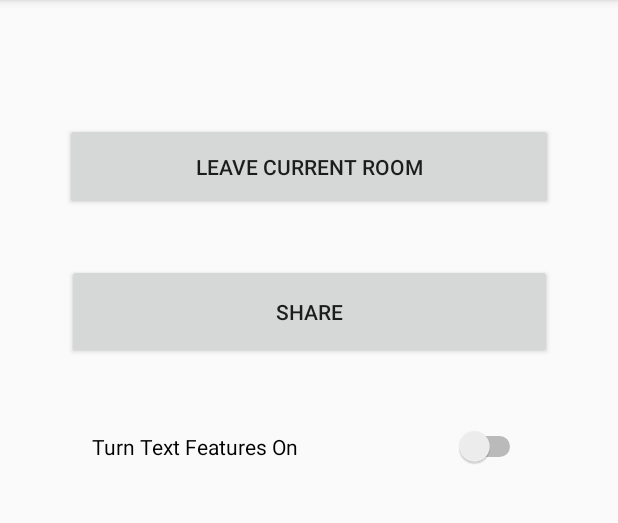
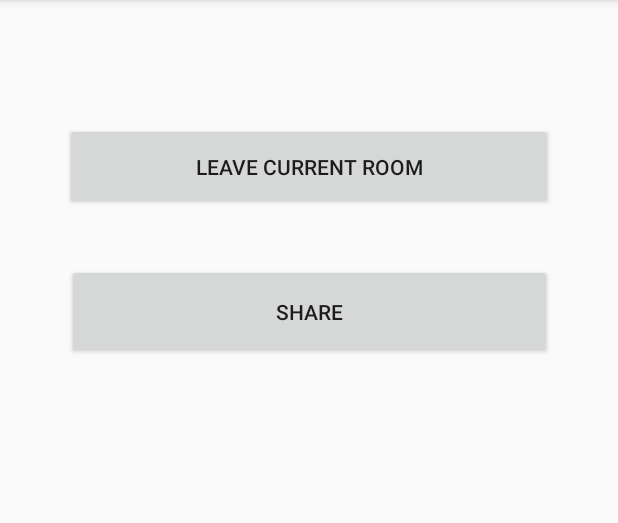
Before and after one commit to lrose07/ConCatApp, an Android app: the Settings screen opened directly, with no data from a screen before it, on a phone screen of 412 x 824 dp, the part 84-607 px from its top. Run offline under Robolectric (Android 15) with nearby library versions, the light colour scheme and no system bars; 1 statement that could not run was skipped.

Commit message:
got rid of switch for text

```diff
--- a/app/src/main/java/com/lrose07/concat/Settings.java
+++ b/app/src/main/java/com/lrose07/concat/Settings.java
@@ -13,7 +13,6 @@ public class Settings extends AppCompatActivity {
 
     private Button mLeave;
     private Button mShare;
-    private Switch mTextFet;
 
 
     @Override
--- a/app/src/main/res/layout/activity_settings.xml
+++ b/app/src/main/res/layout/activity_settings.xml
@@ -34,17 +34,4 @@
         app:layout_constraintStart_toStartOf="parent"
         app:layout_constraintTop_toBottomOf="@+id/leave" />
 
-    <Switch
-        android:id="@+id/textFet"
-        android:layout_width="289dp"
-        android:layout_height="63dp"
-        android:layout_marginStart="60dp"
-        android:layout_marginTop="27dp"
-        android:layout_marginEnd="60dp"
-        android:layout_marginBottom="439dp"
-        android:text="Turn Text Features On"
-        app:layout_constraintBottom_toBottomOf="parent"
-        app:layout_constraintEnd_toEndOf="parent"
-        app:layout_constraintStart_toStartOf="parent"
-        app:layout_constraintTop_toBottomOf="@+id/share" />
 </androidx.constraintlayout.widget.ConstraintLayout>
```
